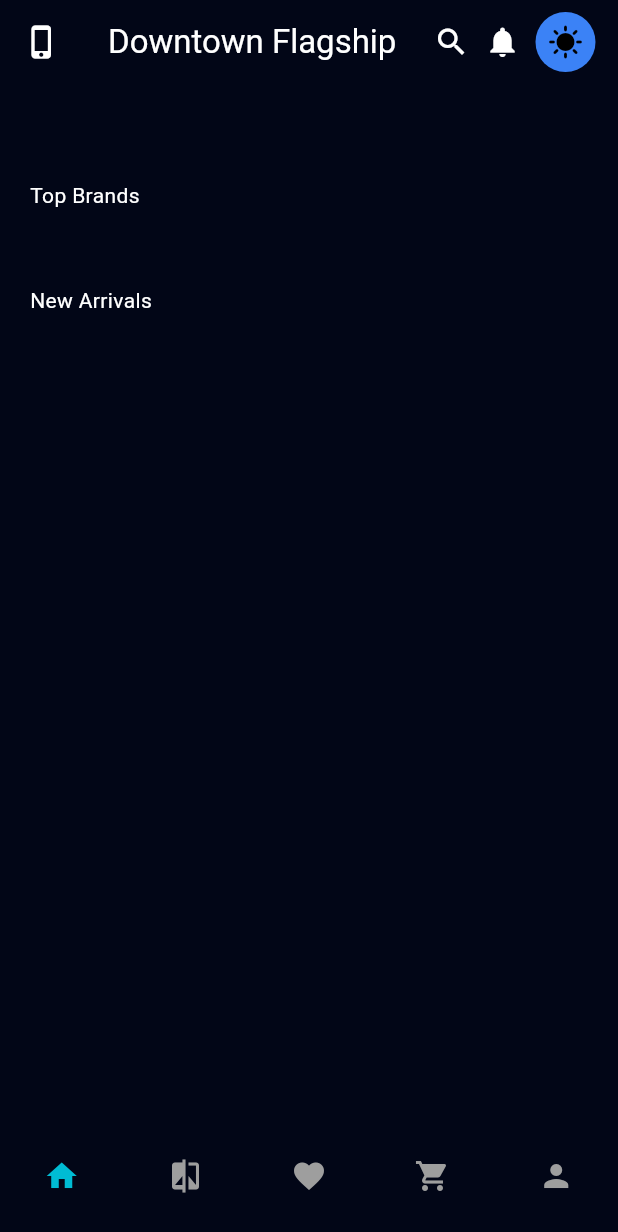
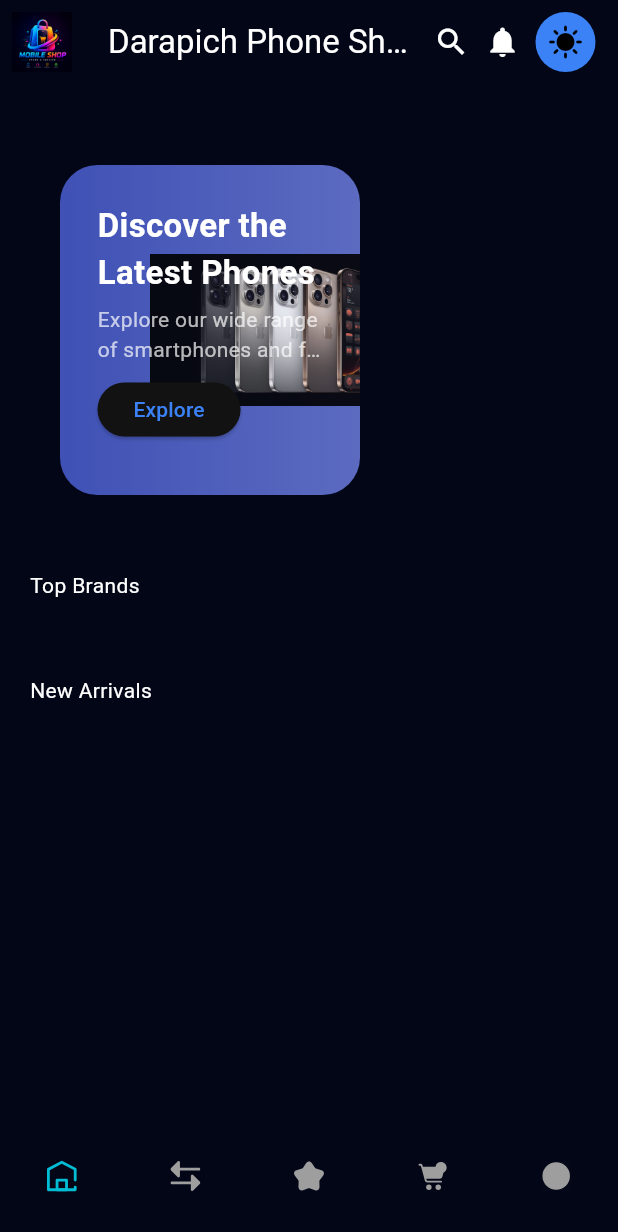
Before and after one commit to Nget-Darapich/Phone-shop, a Flutter app: the screen it shows after launch, on a phone screen of 412 x 824 dp. Shown: the top 1232 px of the screen. Run offline on Flutter 3.47's test engine with Material 3 defaults, Android fonts, the phone set to English and light mode, and no system bars; our stand-ins replace flutter_svg; Roboto replaces fonts that are missing (Poppins).

Commit message:
hero_banner sth

```diff
--- a/lib/core/widgets/custom_appbar.dart
+++ b/lib/core/widgets/custom_appbar.dart
@@ -1,41 +1,41 @@
 import 'package:flutter/material.dart';
 
-class CustomAppBar extends StatelessWidget
-    implements PreferredSizeWidget {
-
+class CustomAppBar extends StatelessWidget implements PreferredSizeWidget {
   const CustomAppBar({super.key});
 
   @override
   Widget build(BuildContext context) {
-
     return AppBar(
-
       backgroundColor: Colors.transparent,
 
-      leading: Icon(Icons.phone_iphone),
+      //leading: Icon(Icons.phone_iphone),
+      leading: Padding(
+        padding: EdgeInsets.all(8),
+        child: Image.asset(
+          "assets/images/logo.png",
+          width: 50,
+          height: 50,
+        ),
+      ),
 
-      title: Text("Downtown Flagship"),
+      title: Text("Darapich Phone Shop"),
 
       actions: [
-
         Icon(Icons.search),
 
-        SizedBox(width:10),
+        SizedBox(width: 10),
 
         Icon(Icons.notifications),
 
-        SizedBox(width:10),
+        SizedBox(width: 10),
 
-        CircleAvatar(
-          child: Icon(Icons.sunny),
-        ),
+        CircleAvatar(child: Icon(Icons.sunny)),
 
-        SizedBox(width:15)
+        SizedBox(width: 15),
       ],
     );
   }
 
   @override
-  Size get preferredSize =>
-      Size.fromHeight(70);
+  Size get preferredSize => Size.fromHeight(70);
 }
--- a/lib/core/widgets/custom_bottom_nav.dart
+++ b/lib/core/widgets/custom_bottom_nav.dart
@@ -1,4 +1,5 @@
 import 'package:flutter/material.dart';
+import 'package:flutter_svg/flutter_svg.dart';
 import '../router/app_router.dart';
 
 class CustomBottomNav extends StatelessWidget {
@@ -32,9 +33,14 @@ class CustomBottomNav extends StatelessWidget {
               Navigator.pushNamed(context, AppRouter.home);
             },
 
-            icon: Icon(
-              Icons.home,
-              color: selectedIndex == 0 ? Colors.cyan : Colors.grey,
+            icon: SvgPicture.asset(
+              "assets/icons/home_icon.svg",
+              width: 30,
+              height: 30,
+              colorFilter: ColorFilter.mode(
+                selectedIndex == 0 ? Colors.cyan : Colors.grey,
+                BlendMode.srcIn,
+              ),
             ),
           ),
 
@@ -44,9 +50,14 @@ class CustomBottomNav extends StatelessWidget {
               Navigator.pushNamed(context, AppRouter.compare);
             },
 
-            icon: Icon(
-              Icons.compare,
-              color: selectedIndex == 1 ? Colors.cyan : Colors.grey,
+            icon: SvgPicture.asset(
+              "assets/icons/compare_icon.svg",
+              width: 20,
+              height: 20,
+              colorFilter: ColorFilter.mode(
+                selectedIndex == 1 ? Colors.cyan : Colors.grey,
+                BlendMode.srcIn,
+              ),
             ),
           ),
 
@@ -56,9 +67,14 @@ class CustomBottomNav extends StatelessWidget {
               Navigator.pushNamed(context, AppRouter.favorite);
             },
 
-            icon: Icon(
-              Icons.favorite,
-              color: selectedIndex == 2 ? Colors.cyan : Colors.grey,
+            icon: SvgPicture.asset(
+              "assets/icons/favorite_icon.svg",
+              width: 20,
+              height: 20,
+              colorFilter: ColorFilter.mode(
+                selectedIndex == 2 ? Colors.cyan : Colors.grey,
+                BlendMode.srcIn,
+              ),
             ),
           ),
 
@@ -68,9 +84,14 @@ class CustomBottomNav extends StatelessWidget {
               Navigator.pushNamed(context, AppRouter.cart);
             },
 
-            icon: Icon(
-              Icons.shopping_cart,
-              color: selectedIndex == 3 ? Colors.cyan : Colors.grey,
+            icon: SvgPicture.asset(
+              "assets/icons/cart_icon.svg",
+              width: 20,
+              height: 20,
+              colorFilter: ColorFilter.mode(
+                selectedIndex == 3 ? Colors.cyan : Colors.grey,
+                BlendMode.srcIn,
+              ),
             ),
           ),
 
@@ -80,9 +101,14 @@ class CustomBottomNav extends StatelessWidget {
               Navigator.pushNamed(context, AppRouter.profile);
             },
 
-            icon: Icon(
-              Icons.person,
-              color: selectedIndex == 4 ? Colors.cyan : Colors.grey,
+            icon: SvgPicture.asset(
+              "assets/icons/more_icon.svg",
+              width: 20,
+              height: 20,
+              colorFilter: ColorFilter.mode(
+                selectedIndex == 4 ? Colors.cyan : Colors.grey,
+                BlendMode.srcIn,
+              ),
             ),
           ),
         ],
--- a/lib/features/favorites/screens/favorite_screen.dart
+++ b/lib/features/favorites/screens/favorite_screen.dart
@@ -1,4 +1,5 @@
 import 'package:flutter/material.dart';
+import 'package:phone_shop/core/widgets/custom_bottom_nav.dart';
 
 class FavoriteScreen extends StatelessWidget {
   const FavoriteScreen({super.key});
@@ -16,6 +17,10 @@ class FavoriteScreen extends StatelessWidget {
           "Favorite Screen",
         ),
       ),
+      bottomNavigationBar:
+        CustomBottomNav(
+          selectedIndex:2,
+        ),
     );
   }
 }
--- a/lib/features/home/screens/home_screen.dart
+++ b/lib/features/home/screens/home_screen.dart
@@ -2,63 +2,49 @@ import 'package:flutter/material.dart';
 
 import '../../../core/widgets/custom_appbar.dart';
 import '../../../core/widgets/custom_bottom_nav.dart';
-
-
-
+import '../widgets/hero_banner.dart';
 
 class HomeScreen extends StatelessWidget {
-
   const HomeScreen({super.key});
 
   @override
   Widget build(BuildContext context) {
-
     return Scaffold(
-
       backgroundColor: Color(0xFF020617),
 
       appBar: CustomAppBar(),
 
-      bottomNavigationBar:
-          CustomBottomNav(
-            selectedIndex:0,
-          ),
+      bottomNavigationBar: CustomBottomNav(selectedIndex: 0),
 
       body: SafeArea(
-
         child: SingleChildScrollView(
-
           padding: EdgeInsets.all(20),
 
           child: Column(
-
-            crossAxisAlignment:
-              CrossAxisAlignment.start,
+            crossAxisAlignment: CrossAxisAlignment.start,
 
             children: [
-
-              //HeroBanner(),
-
-              SizedBox(height:30),
-
-              Text(
-                "Top Brands"
+              HeroBanner(
+                imagePath: "assets/images/hero_banner.jpg",
+                title: "Discover the Latest Phones",
+                subtitle:
+                    "Explore our wide range of smartphones and find the perfect one for you.",
               ),
 
-              SizedBox(height:20),
+              SizedBox(height: 30),
+
+              Text("Top Brands"),
+
+              SizedBox(height: 20),
 
               //BrandCircle(),
+              SizedBox(height: 30),
 
-              SizedBox(height:30),
+              Text("New Arrivals"),
 
-              Text(
-                "New Arrivals"
-              ),
-
-              SizedBox(height:20),
+              SizedBox(height: 20),
 
               //ProductCard(),
-
             ],
           ),
         ),
--- /dev/null
+++ b/lib/features/home/widgets/hero_banner.dart
@@ -0,0 +1,101 @@
+import 'package:flutter/material.dart';
+
+class HeroBanner extends StatelessWidget {
+  final String imagePath;
+  final String title;
+  final String subtitle;
+
+  const HeroBanner({
+    super.key,
+    required this.imagePath,
+    required this.title,
+    required this.subtitle,
+  });
+
+  @override
+  Widget build(BuildContext context) {
+    return Container(
+      height: 220,
+      margin: const EdgeInsets.all(20),
+      decoration: BoxDecoration(
+        borderRadius: BorderRadius.circular(25),
+        gradient: const LinearGradient(
+          colors: [Color(0xff3F51B5), Color(0xff5C6BC0)],
+        ),
+      ),
+
+      child: ClipRRect(
+        borderRadius: BorderRadius.circular(25),
+
+        child: Stack(
+          children: [
+            // Background Image
+            Positioned(
+              right: -40,
+              top: 0,
+              bottom: 0,
+              child: Opacity(
+                opacity: 0.9,
+                child: Image.asset(
+                  imagePath,
+                  width: 180,
+                  height: 180,
+                  fit: BoxFit.contain,
+                ),
+              ),
+            ),
+
+            // Text Content
+            Padding(
+              padding: const EdgeInsets.all(25),
+
+              child: SizedBox(
+                width: 150,
+
+                child: Column(
+                  mainAxisSize: MainAxisSize.min,
+                  crossAxisAlignment: CrossAxisAlignment.start,
+                  mainAxisAlignment: MainAxisAlignment.center,
+                  children: [
+                    Text(
+                      title,
+                      maxLines: 2,
+                      overflow: TextOverflow.ellipsis,
+                      style: const TextStyle(
+                        color: Colors.white,
+                        fontSize: 22,
+                        fontWeight: FontWeight.bold,
+                      ),
+                    ),
+
+                    const SizedBox(height: 6),
+
+                    Text(
+                      subtitle,
+                      maxLines: 2,
+                      overflow: TextOverflow.ellipsis,
+                      style: const TextStyle(
+                        color: Colors.white70,
+                        fontSize: 14,
+                      ),
+                    ),
+
+                    const SizedBox(height: 12),
+
+                    SizedBox(
+                      height: 36,
+                      child: ElevatedButton(
+                        onPressed: () {},
+                        child: const Text("Explore"),
+                      ),
+                    ),
+                  ],
+                ),
+              ),
+            ),
+          ],
+        ),
+      ),
+    );
+  }
+}
```
Also changed, not shown: pubspec.yaml (+5 -35 lines), assets/icons/cart_icon.svg (added), assets/icons/compare_icon.svg (added), assets/icons/favorite_icon.svg (added), assets/icons/home_icon.svg (added), assets/icons/more_icon.svg (added), assets/images/hero_banner.jpg (added), assets/images/logo.png (added), pubspec.lock, 6 other files.
